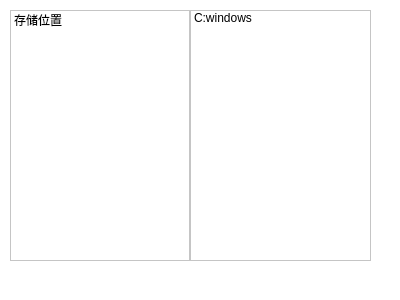
Qt form rec_setting.ui (THermitwhy/Q_vedio_record) before a commit.
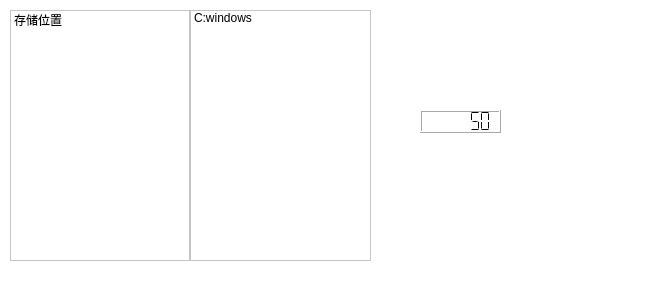
The same form after that commit.

The edit to the form file:
```diff
--- a/rec_setting.ui
+++ b/rec_setting.ui
@@ -6,7 +6,7 @@
    <rect>
     <x>0</x>
     <y>0</y>
-    <width>400</width>
+    <width>650</width>
     <height>300</height>
    </rect>
   </property>
@@ -49,6 +49,28 @@
     </item>
    </layout>
   </widget>
+  <widget class="QLCDNumber" name="lcdNumber">
+   <property name="geometry">
+    <rect>
+     <x>420</x>
+     <y>110</y>
+     <width>81</width>
+     <height>23</height>
+    </rect>
+   </property>
+   <property name="digitCount">
+    <number>6</number>
+   </property>
+   <property name="mode">
+    <enum>QLCDNumber::Dec</enum>
+   </property>
+   <property name="segmentStyle">
+    <enum>QLCDNumber::Flat</enum>
+   </property>
+   <property name="value" stdset="0">
+    <double>50.000000000000000</double>
+   </property>
+  </widget>
  </widget>
  <resources/>
  <connections/>
```
